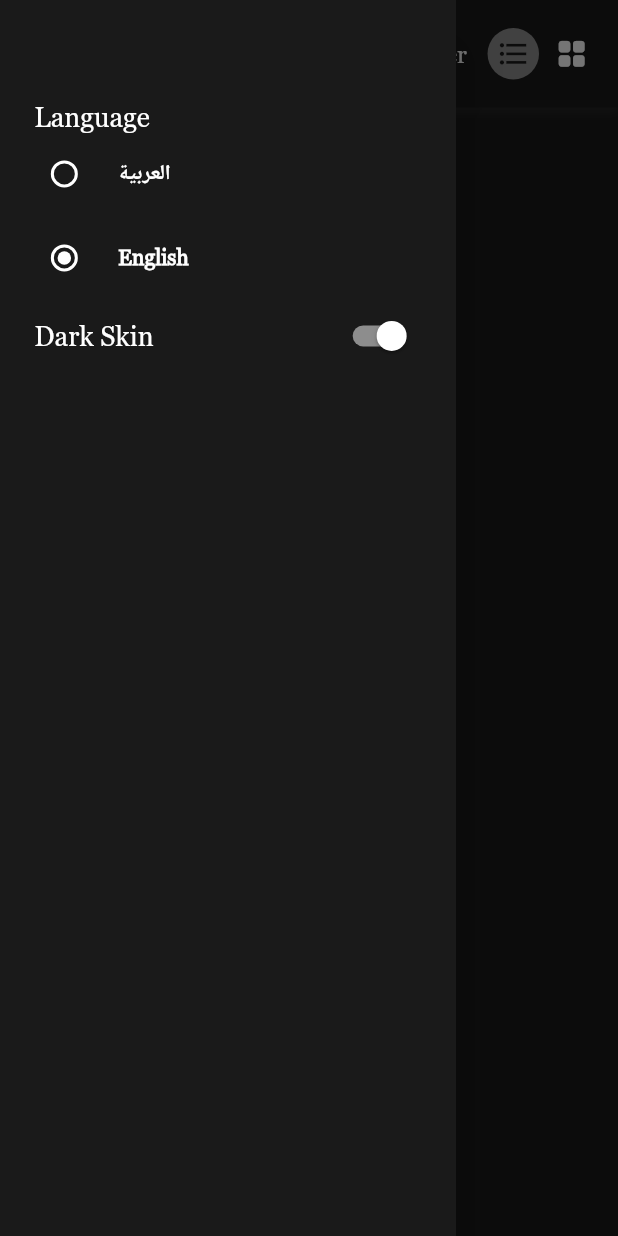
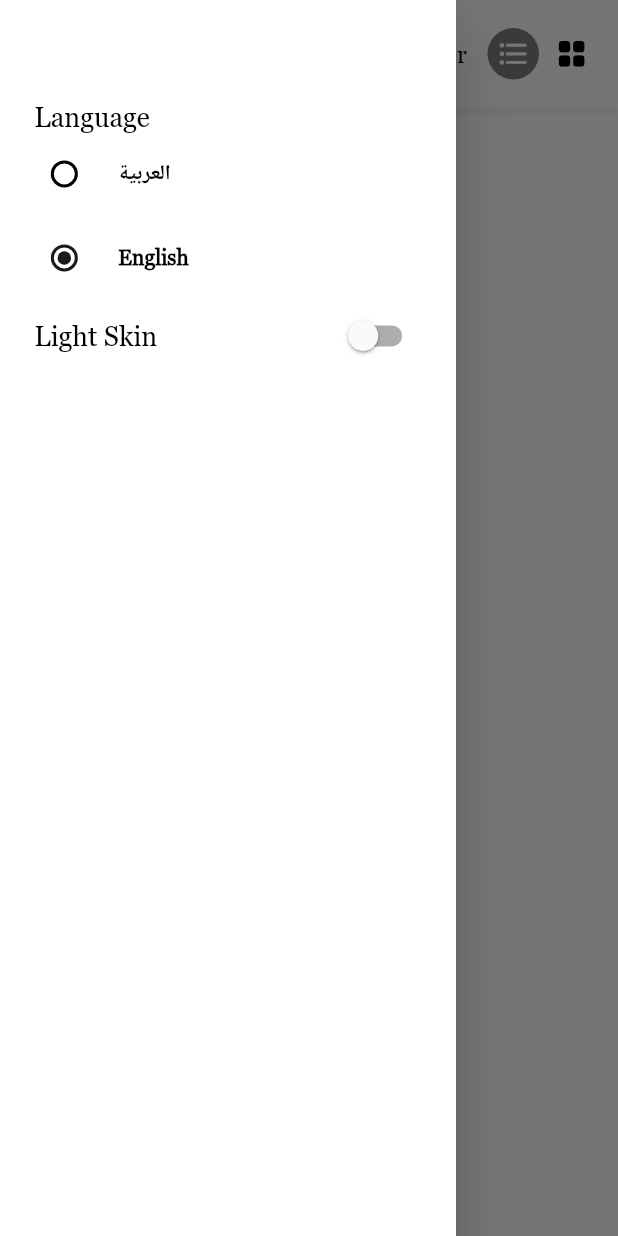
Before and after one commit to YAMMEN98/ny-times-stories-flutter-app, a Flutter app: the screen it shows after launch, after a tap on the "menu" icon, on a phone screen of 412 x 824 dp. Run offline on Flutter 3.47's test engine with Material 2 defaults, Android fonts, the phone set to English and light mode, and no system bars; our stand-ins replace cached_network_image, dartz, device_preview, dio, dropdown_search, equatable and 12 more; generated files the repository leaves out were written again; network calls fail; statements that could not run were skipped.

Commit message:
Make Changing Lang and Theme By Riverpod

```diff
--- a/lib/main.dart
+++ b/lib/main.dart
@@ -3,17 +3,16 @@ import 'package:flutter/material.dart';
 import 'package:flutter/services.dart';
 import 'package:flutter_localizations/flutter_localizations.dart';
 import 'package:flutter_riverpod/flutter_riverpod.dart' as fv;
+import 'package:flutter_riverpod/flutter_riverpod.dart';
 import 'package:flutter_screenutil/flutter_screenutil.dart';
-import 'package:ny_times_stories_app_flutter/src/core/common_feature/data/data_sources/app_shared_prefs.dart';
+import 'package:ny_times_stories_app_flutter/src/core/common_feature/presentation/providers/language_provider.dart';
 import 'package:ny_times_stories_app_flutter/src/core/styles/app_theme.dart';
 import 'package:ny_times_stories_app_flutter/src/core/translations/l10n.dart';
-import 'package:ny_times_stories_app_flutter/src/core/util/helper/helper.dart';
 import 'package:ny_times_stories_app_flutter/src/core/util/injections.dart';
 import 'package:ny_times_stories_app_flutter/src/core/util/router.dart';
 import 'package:ny_times_stories_app_flutter/src/features/intro/presentation/pages/intro_page.dart';
-import 'package:provider/provider.dart';
 
-import 'src/core/common_feature/data/entities/language_enum.dart';
+import 'src/core/common_feature/presentation/providers/theme_provider.dart';
 
 final navigatorKey = GlobalKey<NavigatorState>();
 
@@ -23,7 +22,9 @@ void main() async {
   await initInjections();
   runApp(DevicePreview(
     builder: (context) {
-      return const App();
+      return fv.ProviderScope(
+        child: App(),
+      );
     },
     enabled: false,
   ));
@@ -31,53 +32,14 @@ void main() async {
   SystemChrome.setSystemUIOverlayStyle(SystemUiOverlayStyle.dark);
 }
 
-class App extends StatefulWidget {
+class App extends ConsumerWidget {
   const App({Key? key}) : super(key: key);
 
   @override
-  _AppState createState() => _AppState();
+  Widget build(BuildContext context, ref) {
+    final isDarkTheme = ref.watch(themeModeProvider);
+    final language = ref.watch(languageProvider);
 
-  static void setLocale(BuildContext context, LanguageEnum newLocale) {
-    _AppState state = context.findAncestorStateOfType()!;
-    state.setState(() {
-      state.locale = Locale(newLocale.name);
-    });
-    sl<AppSharedPrefs>().setLang(newLocale);
-  }
-}
-
-class _AppState extends State<App> with WidgetsBindingObserver {
-  Locale locale = const Locale("en");
-  final GlobalKey<ScaffoldMessengerState> snackbarKey =
-      GlobalKey<ScaffoldMessengerState>();
-
-  @override
-  void initState() {
-    super.initState();
-
-    WidgetsBinding.instance.addObserver(this);
-
-    if (mounted) {
-      LanguageEnum newLocale = Helper.getLang();
-      setState(() {
-        locale = Locale(newLocale.local);
-      });
-    }
-  }
-
-  @override
-  void dispose() {
-    WidgetsBinding.instance.removeObserver(this);
-    super.dispose();
-  }
-
-  @override
-  Widget build(BuildContext context) {
-    return fv.ProviderScope(
-      child: ChangeNotifierProvider(
-        create: (_) => AppNotifier(),
-        child: Consumer<AppNotifier>(
-          builder: (context, value, child) {
     return ScreenUtilInit(
       designSize: const Size(360, 690),
       minTextAdapt: true,
@@ -85,12 +47,11 @@ class _AppState extends State<App> with WidgetsBindingObserver {
       builder: (context, child) {
         return MaterialApp(
           useInheritedMediaQuery: false,
-                  title: 'Ny Times Stories App',
-                  scaffoldMessengerKey: snackbarKey,
+          title: 'New York Times Stories App',
           onGenerateRoute: AppRouter.generateRoute,
-                  theme: Helper.isDarkTheme() ? darkAppTheme : appTheme,
+          theme: isDarkTheme ? darkAppTheme : appTheme,
           debugShowCheckedModeBanner: false,
-                  locale: locale,
+          locale: Locale(language.name),
           builder: DevicePreview.appBuilder,
           localizationsDelegates: const [
             S.delegate,
@@ -107,34 +68,5 @@ class _AppState extends State<App> with WidgetsBindingObserver {
         );
       },
     );
-          },
-        ),
-      ),
-    );
   }
 }
-
-// App notifier for Lang, Theme, ...
-class AppNotifier extends ChangeNotifier {
-  late bool darkTheme;
-
-  AppNotifier() {
-    _initialise();
-  }
-
-  Future _initialise() async {
-    darkTheme = Helper.isDarkTheme();
-
-    notifyListeners();
-  }
-
-  void updateThemeTitle(bool newDarkTheme) {
-    darkTheme = newDarkTheme;
-    if (Helper.isDarkTheme()) {
-      SystemChrome.setSystemUIOverlayStyle(SystemUiOverlayStyle.light);
-    } else {
-      SystemChrome.setSystemUIOverlayStyle(SystemUiOverlayStyle.dark);
-    }
-    notifyListeners();
-  }
-}
--- a/lib/src/core/common_feature/data/data_sources/app_shared_prefs.dart
+++ b/lib/src/core/common_feature/data/data_sources/app_shared_prefs.dart
@@ -22,7 +22,7 @@ class AppSharedPrefs {
 
   /// __________ Dark Theme __________ ///
   bool getIsDarkTheme() {
-    return _preferences.getBool(theme) ?? true;
+    return _preferences.getBool(theme) ?? false;
   }
 
   void setDarkTheme(bool isDark) {
--- a/lib/src/core/common_feature/presentation/pages/app_drawer_page.dart
+++ b/lib/src/core/common_feature/presentation/pages/app_drawer_page.dart
@@ -1,12 +1,13 @@
 import 'package:flutter/material.dart';
+import 'package:flutter_riverpod/flutter_riverpod.dart';
 import 'package:flutter_screenutil/flutter_screenutil.dart';
-import 'package:ny_times_stories_app_flutter/main.dart';
 import 'package:ny_times_stories_app_flutter/src/core/common_feature/data/data_sources/app_shared_prefs.dart';
 import 'package:ny_times_stories_app_flutter/src/core/common_feature/data/entities/language_enum.dart';
+import 'package:ny_times_stories_app_flutter/src/core/common_feature/presentation/providers/language_provider.dart';
+import 'package:ny_times_stories_app_flutter/src/core/common_feature/presentation/providers/theme_provider.dart';
 import 'package:ny_times_stories_app_flutter/src/core/translations/l10n.dart';
 import 'package:ny_times_stories_app_flutter/src/core/util/helper/helper.dart';
 import 'package:ny_times_stories_app_flutter/src/core/util/injections.dart';
-import 'package:provider/provider.dart';
 
 class AppDrawerPage extends StatefulWidget {
   const AppDrawerPage({Key? key}) : super(key: key);
@@ -49,7 +50,8 @@ class _AppDrawerPageState extends State<AppDrawerPage> {
           ),
 
           // Arabic language
-          Theme(
+          Consumer(builder: (context, ref, child) {
+            return Theme(
               data: ThemeData(
                   unselectedWidgetColor: Theme.of(context).iconTheme.color),
               child: RadioListTile(
@@ -68,14 +70,18 @@ class _AppDrawerPageState extends State<AppDrawerPage> {
                 onChanged: (value) {
                   selectedLanguage = value!;
                   setState(() {
-                  App.setLocale(context, selectedLanguage);
+                    Helper.setLang(selectedLanguage);
+                    ref.read(languageProvider.notifier).state = selectedLanguage;
                   });
                 },
               ),
-          ),
+            );
+          },),
+
 
           // English language
-          Theme(
+          Consumer(builder: (context, ref, child) {
+            return Theme(
               data: ThemeData(
                   unselectedWidgetColor: Theme.of(context).iconTheme.color),
               child: RadioListTile(
@@ -94,11 +100,14 @@ class _AppDrawerPageState extends State<AppDrawerPage> {
                 onChanged: (value) {
                   selectedLanguage = value!;
                   setState(() {
-                  App.setLocale(context, selectedLanguage);
+                    Helper.setLang(selectedLanguage);
+                    ref.read(languageProvider.notifier).state = selectedLanguage;
                   });
                 },
               ),
-          ),
+            );
+          },),
+
 
           // Theme
           Row(
@@ -110,22 +119,25 @@ class _AppDrawerPageState extends State<AppDrawerPage> {
                     : S.of(context).light_skin,
                 style: Theme.of(context).textTheme.headlineMedium,
               ),
-              Switch(
+              Consumer(builder: (context, ref, child) {
+                return Switch(
                   activeColor: Theme.of(context).cardColor,
                   value: Helper.isDarkTheme(),
                   onChanged: (value) {
                     if (value) {
                       // Dark
                       sl<AppSharedPrefs>().setDarkTheme(true);
+                      ref.read(themeModeProvider.notifier).state = true;
                     } else {
                       // Light
                       sl<AppSharedPrefs>().setDarkTheme(false);
+                      ref.read(themeModeProvider.notifier).state = false;
                     }
-                  Provider.of<AppNotifier>(context, listen: false)
-                      .updateThemeTitle(sl<AppSharedPrefs>().getIsDarkTheme());
+
                     setState(() {});
                   },
-              ),
+                );
+              },)
             ],
           ),
         ],
--- /dev/null
+++ b/lib/src/core/common_feature/presentation/providers/language_provider.dart
@@ -0,0 +1,7 @@
+import 'package:ny_times_stories_app_flutter/src/core/common_feature/data/entities/language_enum.dart';
+import 'package:ny_times_stories_app_flutter/src/core/util/helper/helper.dart';
+import 'package:riverpod/riverpod.dart';
+
+final languageProvider = StateProvider<LanguageEnum>((ref) {
+  return Helper.getLang();
+});
--- /dev/null
+++ b/lib/src/core/common_feature/presentation/providers/theme_provider.dart
@@ -0,0 +1,6 @@
+import 'package:ny_times_stories_app_flutter/src/core/util/helper/helper.dart';
+import 'package:riverpod/riverpod.dart';
+
+final themeModeProvider = StateProvider<bool>((ref) {
+  return Helper.isDarkTheme();
+});
```
Also changed, not shown: lib/src/core/common_feature/presentation/widgets/drawer_widget.dart (deleted, +0 -131 lines), lib/src/core/util/helper/helper.dart (+14 -7 lines). Lines whose indentation alone changed are shown as unchanged.
